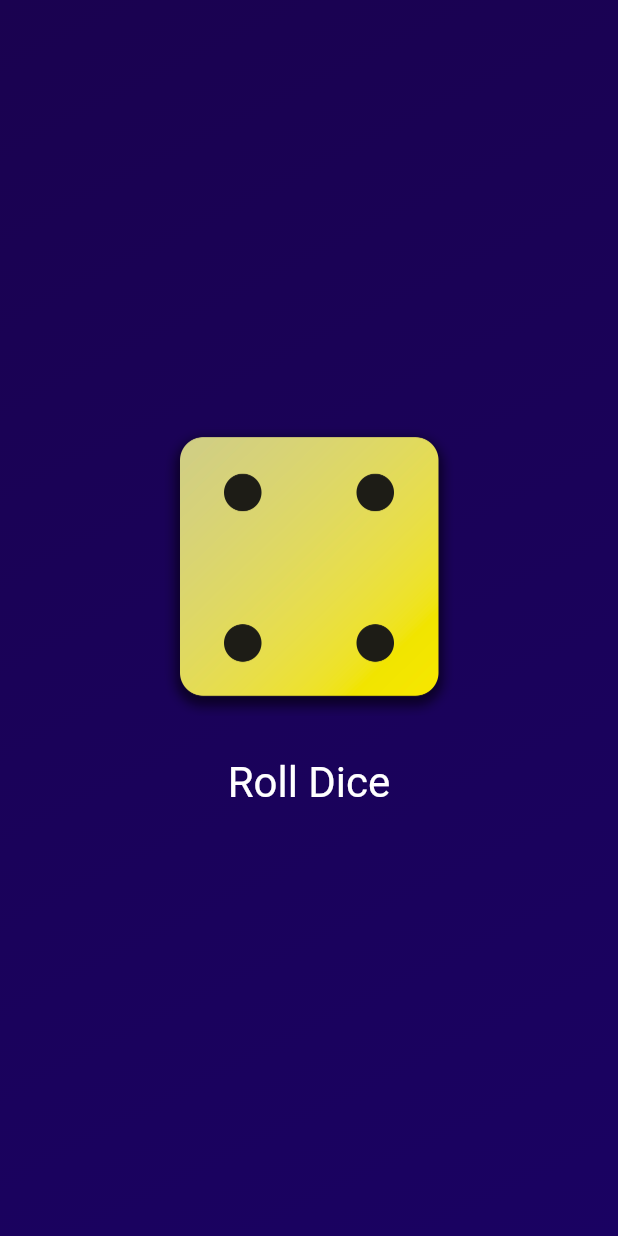
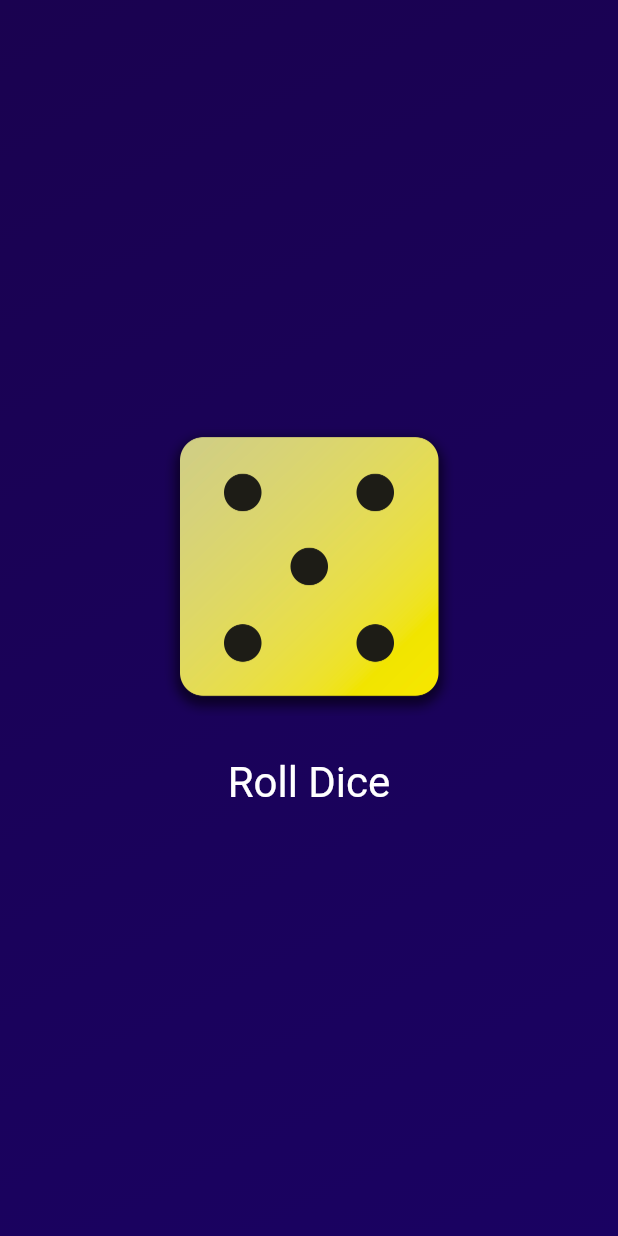
Before and after one commit to rennerbernabe/dice-roller-flutter, a Flutter app: the screen it shows after launch, after a tap on "Roll Dice", on a phone screen of 412 x 824 dp. Run offline on Flutter 3.47's test engine with Material 3 defaults, Android fonts, the phone set to English and light mode, and no system bars.

```diff
--- a/lib/dice_roller.dart
+++ b/lib/dice_roller.dart
@@ -1,4 +1,8 @@
+import 'dart:math';
+
 import 'package:flutter/material.dart';
+
+final randomizer = Random();
 
 class DiceRoller extends StatefulWidget {
   const DiceRoller({super.key});
@@ -10,11 +14,11 @@ class DiceRoller extends StatefulWidget {
 }
 
 class _DiceRollerState extends State<DiceRoller> {
-  var activeDiceImage = 'assets/images/dice-2.png';
+  var currentDiceRoll = 3;
 
   void rollDice() {
     setState(() {
-      activeDiceImage = 'assets/images/dice-4.png';
+      currentDiceRoll = randomizer.nextInt(6) + 1;
     });
   }
 
@@ -23,7 +27,7 @@ class _DiceRollerState extends State<DiceRoller> {
     return Column(
       mainAxisSize: MainAxisSize.min,
       children: [
-        Image.asset(activeDiceImage, width: 200),
+        Image.asset('assets/images/dice-$currentDiceRoll.png', width: 200),
         const SizedBox(height: 20),
         TextButton(
           onPressed: rollDice,
```
